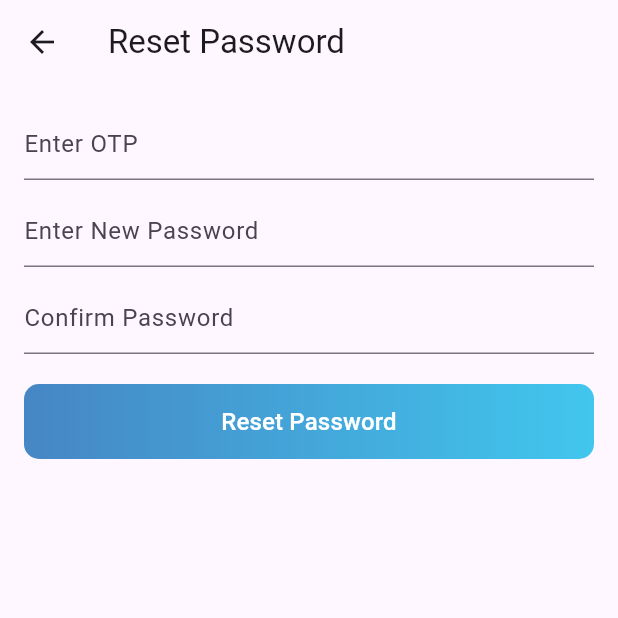
After one commit to iabhinavrajput/pay-ansh, a Flutter app: the ResetPasswordScreen screen opened directly, on a phone screen of 412 x 824 dp, the top half of it. The commit adds this screen. Run offline on Flutter 3.47's test engine with Material 3 defaults, Android fonts, the phone set to English and light mode, and no system bars; our stand-ins replace flutter_spinkit, get, shared_preferences; accounts and stored records are empty; network calls fail.

Commit message:
added forgot password api

```diff
--- a/lib/constants/api_endpoints.dart
+++ b/lib/constants/api_endpoints.dart
@@ -1,4 +1,7 @@
 class ApiEndpoints {
   static const String baseUrl = "http://apipyaansh.nxgtech.io/api/auth";
+
   static const String login = "$baseUrl/login";
+  static const String forgotPassword = "$baseUrl/forgot-password";
+  static const String resetPassword = "$baseUrl/reset-password";
 }
--- /dev/null
+++ b/lib/controllers/forgot_password.dart
@@ -0,0 +1,34 @@
+import 'package:get/get.dart';
+import 'package:payansh/screens/reset_password.dart';
+import '../screens/login_screen.dart';
+import '../services/api_service.dart';
+
+class ForgotPasswordController extends GetxController {
+  var isLoading = false.obs;
+  var email = ''.obs;
+
+  Future<void> sendResetOTP(String emailInput) async {
+    isLoading.value = true;
+    var response = await ApiService.forgotPassword(emailInput);
+    isLoading.value = false;
+
+    if (response["success"]) {
+      email.value = emailInput;
+      Get.to(() => ResetPasswordScreen());
+    } else {
+      Get.snackbar("Error", response["message"], snackPosition: SnackPosition.BOTTOM);
+    }
+  }
+
+  Future<void> resetPassword(String otp, String newPassword, String confirmPassword) async {
+    isLoading.value = true;
+    var response = await ApiService.resetPassword(email.value, otp, newPassword, confirmPassword);
+    isLoading.value = false;
+
+    if (response["success"]) {
+      Get.offAll(() => LoginScreen());
+    } else {
+      Get.snackbar("Error", response["message"], snackPosition: SnackPosition.BOTTOM);
+    }
+  }
+}
--- a/lib/screens/login_screen.dart
+++ b/lib/screens/login_screen.dart
@@ -1,6 +1,7 @@
 import 'package:flutter/material.dart';
 import 'package:get/get.dart';
 import 'package:payansh/controllers/auth_controller.dart';
+import 'package:payansh/screens/forgot_password.dart';
 import '../constants/app_colors.dart';
 import '../widgets/gradient_button.dart';
 import '../services/api_service.dart';
@@ -75,7 +76,7 @@ class LoginScreen extends StatelessWidget {
               const SizedBox(height: 10),
 
               // Remember Me & Forgot Password
-              Row(
+                Row(
                 mainAxisAlignment: MainAxisAlignment.spaceBetween,
                 children: [
                   Row(
@@ -84,9 +85,13 @@ class LoginScreen extends StatelessWidget {
                       const Text("Remember me"),
                     ],
                   ),
-                  const Text("Forgot Password?", style: TextStyle(color: Colors.blue)),
+                  GestureDetector(
+                    onTap: () => Get.to(() => ForgotPasswordScreen()),
+                    child: const Text("Forgot Password?", style: TextStyle(color: Colors.blue)),
+                  ),
                 ],
               ),
+
 
               const SizedBox(height: 20),
 
--- /dev/null
+++ b/lib/screens/reset_password.dart
@@ -0,0 +1,41 @@
+import 'package:flutter/material.dart';
+import 'package:get/get.dart';
+import '../controllers/forgot_password.dart';
+import '../widgets/gradient_button.dart';
+
+class ResetPasswordScreen extends StatelessWidget {
+  final ForgotPasswordController forgotPasswordController = Get.find();
+  final TextEditingController otpController = TextEditingController();
+  final TextEditingController newPasswordController = TextEditingController();
+  final TextEditingController confirmPasswordController = TextEditingController();
+
+  @override
+  Widget build(BuildContext context) {
+    return Scaffold(
+      appBar: AppBar(title: Text("Reset Password")),
+      body: Padding(
+        padding: EdgeInsets.all(16),
+        child: Column(
+          children: [
+            TextField(controller: otpController, decoration: InputDecoration(hintText: "Enter OTP")),
+            SizedBox(height: 10),
+            TextField(controller: newPasswordController, decoration: InputDecoration(hintText: "Enter New Password")),
+            SizedBox(height: 10),
+            TextField(controller: confirmPasswordController, decoration: InputDecoration(hintText: "Confirm Password")),
+            SizedBox(height: 20),
+            Obx(() => forgotPasswordController.isLoading.value
+                ? CircularProgressIndicator()
+                : GradientButton(
+                    text: "Reset Password",
+                    onPressed: () => forgotPasswordController.resetPassword(
+                      otpController.text,
+                      newPasswordController.text,
+                      confirmPasswordController.text,
+                    ),
+                  )),
+          ],
+        ),
+      ),
+    );
+  }
+}
```
Also changed, not shown: lib/screens/forgot_password.dart (added, +37 -0 lines), lib/services/api_service.dart (+61 -5 lines).
